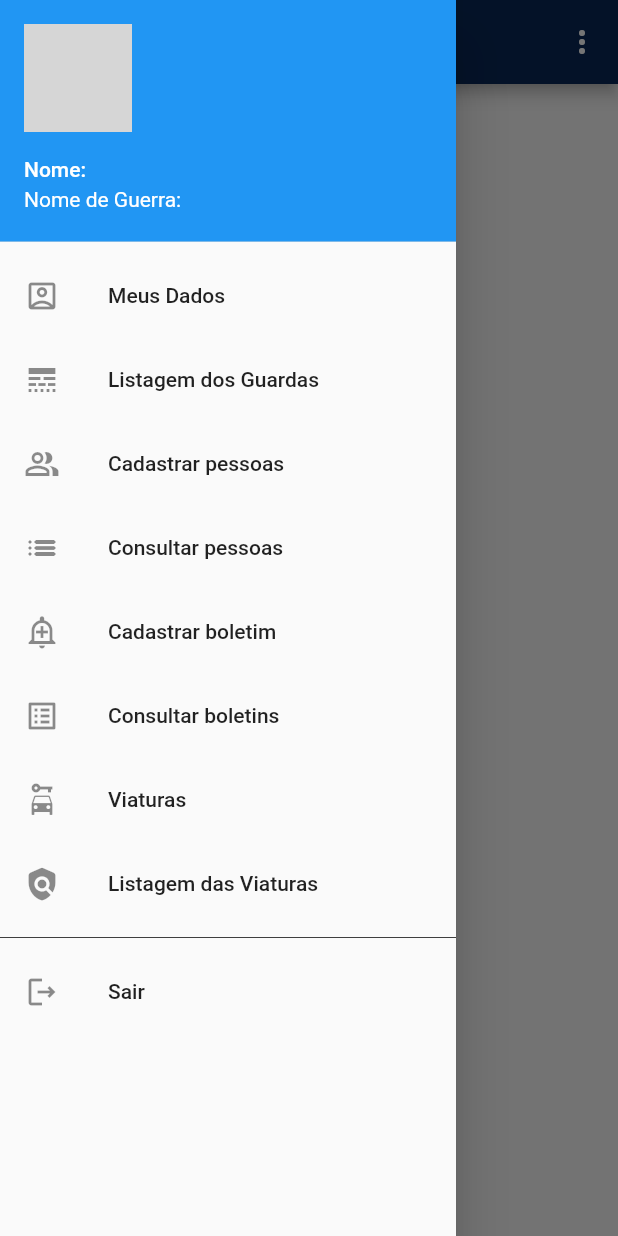
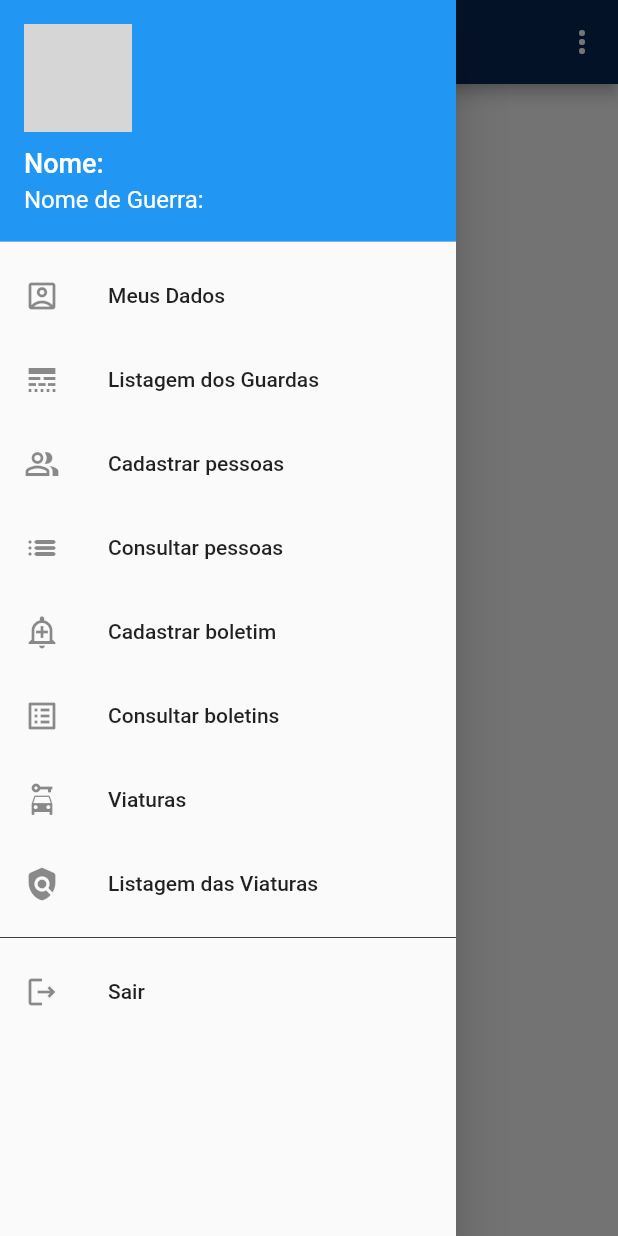
Before and after one commit to matheusneriss/aplicativo-boletim, a Flutter app: the PainelComandante screen opened by its route, with the side drawer open, on a phone screen of 412 x 824 dp. Run offline on Flutter 3.47's test engine with Material 2 defaults, Android fonts, the phone set to English and light mode, and no system bars; our stand-ins replace cloud_firestore, firebase_auth, firebase_core, firebase_storage, image_picker, mask_text_input_formatter; accounts and stored records are empty; network calls fail; grey boxes are pictures that could not be loaded.

Commit message:
äjustes fonte

```diff
--- a/lib/telas/PainelComandante.dart
+++ b/lib/telas/PainelComandante.dart
@@ -83,10 +83,14 @@ class _PainelComandanteState extends State<PainelComandante> {
             children: [
               new UserAccountsDrawerHeader(
                 accountName: new Text(
-                  'Nome: ' + _controllerNome.text
+                  'Nome: ' + _controllerNome.text,
+          style: new TextStyle(
+            fontSize: 18.0),
                 ),
                 accountEmail: new Text(
-                    'Nome de Guerra: ' + _controllerQra.text
+                    'Nome de Guerra: ' + _controllerQra.text,
+                  style: new TextStyle(
+                      fontSize: 16.0),
                 ),
                 currentAccountPicture: new CircleAvatar(
                     backgroundImage:
```
